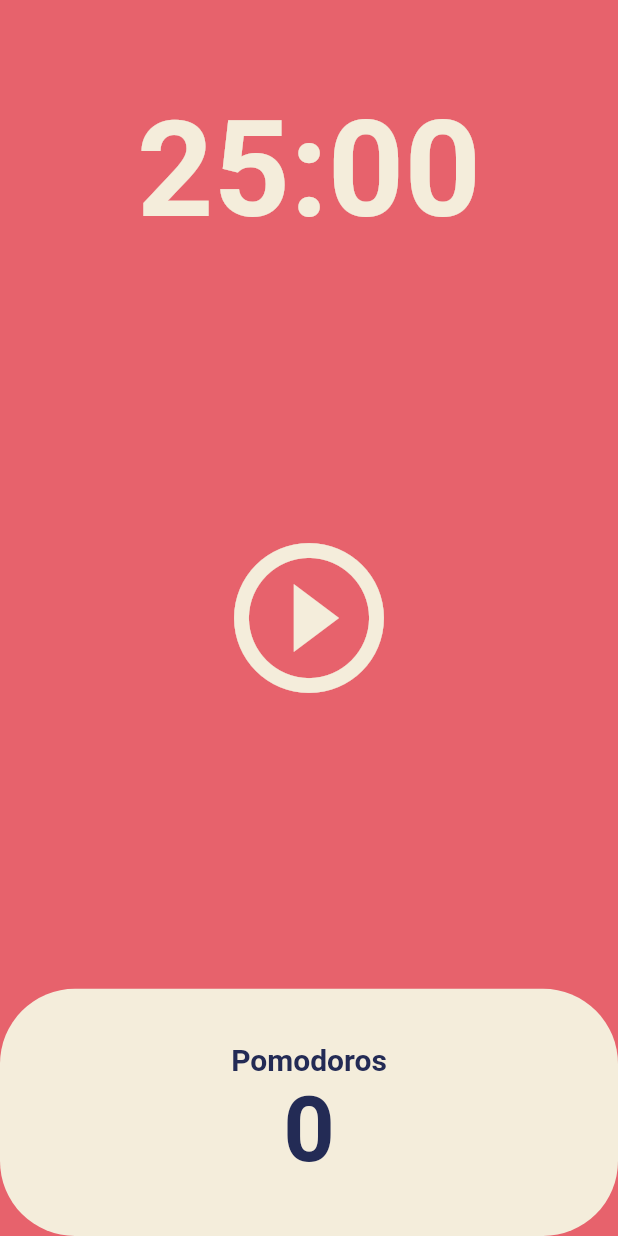
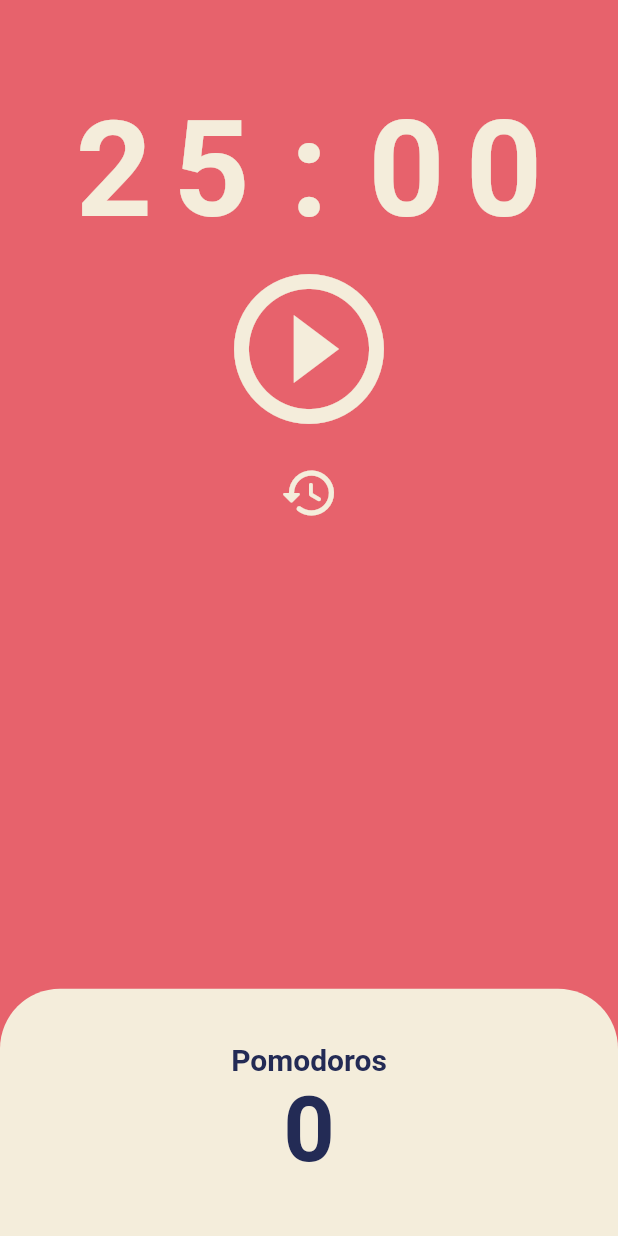
Before and after one commit to jangjichang/Pomodoro-Flutter, a Flutter app: the screen it shows after launch, on a phone screen of 412 x 824 dp. Run offline on Flutter 3.47's test engine with Material 2 defaults, Android fonts, the phone set to English and light mode, and no system bars.

```diff
--- a/lib/screens/home_screen.dart
+++ b/lib/screens/home_screen.dart
@@ -9,14 +9,25 @@ class HomeScreen extends StatefulWidget {
 }
 
 class _HomeScreenState extends State<HomeScreen> {
-  int totalSeconds = 25 * 60;
+  static int defaultSeconds = 25 * 60;
+  int totalSeconds = defaultSeconds;
+  int totalPomodoros = 0;
   bool isRunning = false;
   late Timer timer;
 
   void onTick(Timer timer) {
+    if (totalSeconds == 0) {
+      setState(() {
+        totalPomodoros = totalPomodoros + 1;
+        isRunning = false;
+        totalSeconds = defaultSeconds;
+      });
+      timer.cancel();
+    } else {
       setState(() {
         totalSeconds = totalSeconds - 1;
       });
+    }
   }
 
   void onStartPressed() {
@@ -36,6 +47,21 @@ class _HomeScreenState extends State<HomeScreen> {
     });
   }
 
+  void onResetPressed() {
+    timer.cancel();
+    setState(() {
+      isRunning = false;
+      totalSeconds = defaultSeconds;
+    });
+  }
+
+  String formatTime(int seconds) {
+    String minutes = (seconds ~/ 60).toString().padLeft(2, '0');
+    String remainingSeconds = (seconds % 60).toString().padLeft(2, '0');
+
+    return '$minutes:$remainingSeconds';
+  }
+
   @override
   Widget build(BuildContext context) {
     return Scaffold(
@@ -44,21 +70,19 @@ class _HomeScreenState extends State<HomeScreen> {
         children: [
           Flexible(
             flex: 1,
-            child: Container(
-              alignment: Alignment.bottomCenter,
-              child: Text(
-                '${totalSeconds ~/ 60}:${(totalSeconds % 60).toString().padLeft(2, '0')}',
-                style: TextStyle(
-                  color: Theme.of(context).cardColor,
-                  fontSize: 89,
-                  fontWeight: FontWeight.w600,
-                ),
+            child: Row(
+              mainAxisAlignment: MainAxisAlignment.center,
+              children: drawCounterContainerList(
+                context,
+                formatTime(totalSeconds),
               ),
             ),
           ),
           Flexible(
               flex: 3,
-              child: Center(
+              child: Column(
+                children: [
+                  Center(
                     child: IconButton(
                       iconSize: 120,
                       color: Theme.of(context).cardColor,
@@ -69,6 +93,16 @@ class _HomeScreenState extends State<HomeScreen> {
                       ),
                       onPressed: isRunning ? onPausePressed : onStartPressed,
                     ),
+                  ),
+                  Center(
+                    child: IconButton(
+                      iconSize: 40,
+                      color: Theme.of(context).cardColor,
+                      icon: const Icon(Icons.restore_rounded),
+                      onPressed: onResetPressed,
+                    ),
+                  )
+                ],
               )),
           Flexible(
             flex: 1,
@@ -78,7 +112,10 @@ class _HomeScreenState extends State<HomeScreen> {
                   child: Container(
                     decoration: BoxDecoration(
                       color: Theme.of(context).cardColor,
-                      borderRadius: BorderRadius.circular(50),
+                      borderRadius: const BorderRadius.only(
+                        topLeft: Radius.circular(40),
+                        topRight: Radius.circular(40),
+                      ),
                     ),
                     child: Column(
                       mainAxisAlignment: MainAxisAlignment.center,
@@ -93,7 +130,7 @@ class _HomeScreenState extends State<HomeScreen> {
                           ),
                         ),
                         Text(
-                          '0',
+                          '$totalPomodoros',
                           style: TextStyle(
                             fontSize: 60,
                             fontWeight: FontWeight.w600,
@@ -112,4 +149,28 @@ class _HomeScreenState extends State<HomeScreen> {
       ),
     );
   }
+
+  List<Container> drawCounterContainerList(
+      BuildContext context, String formatedTime) {
+    List<Container> list = [];
+    for (int i = 0; i < formatedTime.length; i++) {
+      list.add(drawCounterContainer(context, formatedTime[i]));
     }
+    return list;
+  }
+
+  Container drawCounterContainer(BuildContext context, String formatedTime) {
+    return Container(
+      alignment: Alignment.bottomCenter,
+      width: 65,
+      child: Text(
+        formatedTime,
+        style: TextStyle(
+          color: Theme.of(context).cardColor,
+          fontSize: 89,
+          fontWeight: FontWeight.w600,
+        ),
+      ),
+    );
+  }
+}
```
Lines whose indentation alone changed are shown as unchanged.
